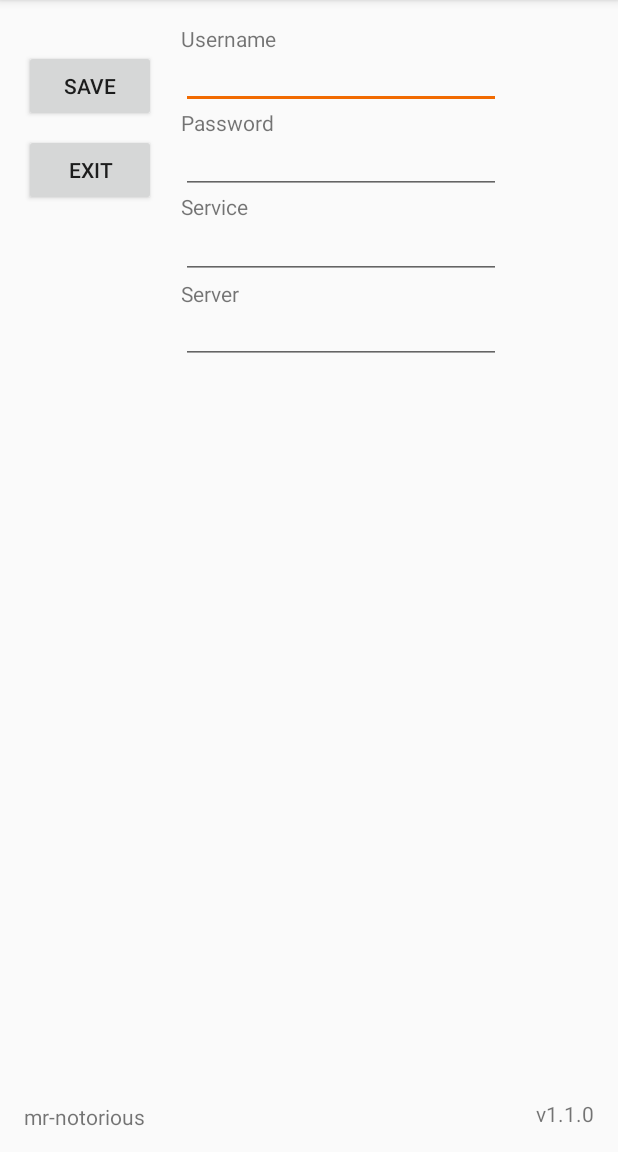
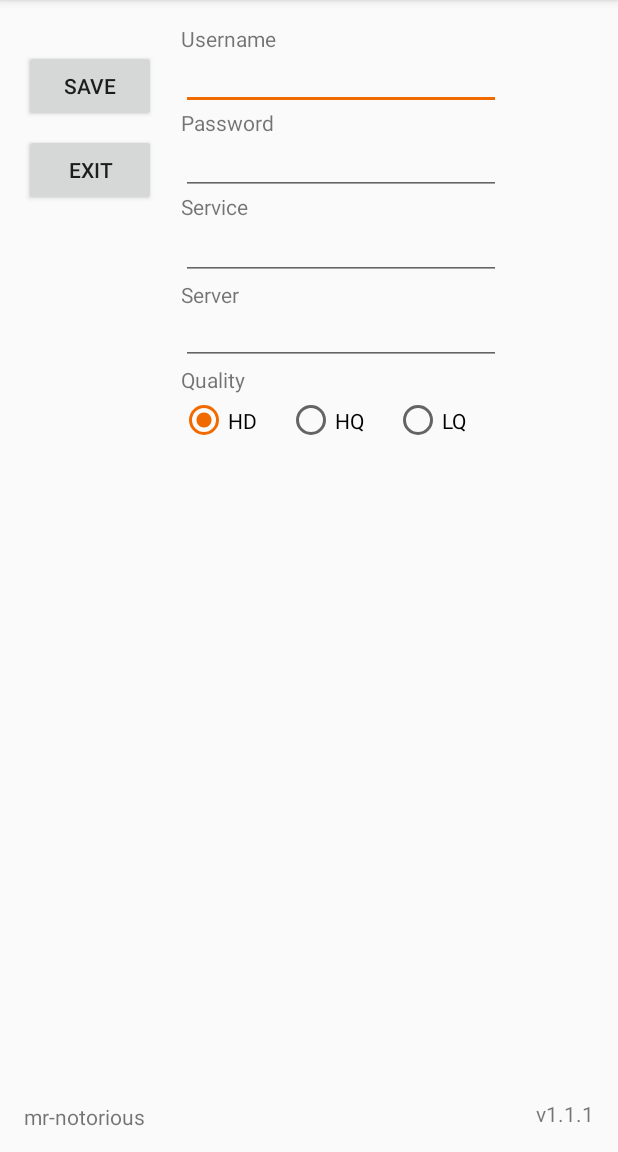
Before and after one commit to mr-notorious/SmoothProxy, an Android app: the screen it shows after launch (MainActivity), on a phone screen of 412 x 824 dp, the part 84-1236 px from its top. Run offline under Robolectric (Android 15) with nearby library versions, the phone set to English and light mode, and no system bars; 2 statements that could not run were skipped.

Commit message:
Added stream quality selector.

```diff
--- a/app/build.gradle
+++ b/app/build.gradle
@@ -8,7 +8,7 @@ android {
         minSdkVersion 14
         targetSdkVersion 20
         versionCode 1
-        versionName "1.1.0"
+        versionName "1.1.1"
         testInstrumentationRunner "android.support.test.runner.AndroidJUnitRunner"
     }
     buildTypes {
--- a/app/src/main/java/com/notorious/smoothproxy/MainActivity.java
+++ b/app/src/main/java/com/notorious/smoothproxy/MainActivity.java
@@ -35,6 +35,7 @@ import android.support.v7.app.AppCompatActivity;
 import android.view.View;
 import android.widget.Button;
 import android.widget.EditText;
+import android.widget.RadioGroup;
 import android.widget.Toast;
 
 public class MainActivity extends AppCompatActivity {
@@ -45,6 +46,7 @@ public class MainActivity extends AppCompatActivity {
     private EditText etPassword;
     private EditText etService;
     private EditText etServer;
+    private RadioGroup rgQuality;
 
     private ServiceConnection mConnection = new ServiceConnection() {
         @Override
@@ -72,6 +74,7 @@ public class MainActivity extends AppCompatActivity {
         etPassword = (EditText) findViewById(R.id.et_password);
         etService = (EditText) findViewById(R.id.et_service);
         etServer = (EditText) findViewById(R.id.et_server);
+        rgQuality = (RadioGroup) findViewById(R.id.rg_quality);
 
         Button bSave = (Button) findViewById(R.id.b_save);
         bSave.setOnClickListener(new View.OnClickListener() {
@@ -100,6 +103,7 @@ public class MainActivity extends AppCompatActivity {
         etPassword.setText(mPreferences.getString("password", null));
         etService.setText(mPreferences.getString("service", null));
         etServer.setText(mPreferences.getString("server", null));
+        rgQuality.check(mPreferences.getInt("quality", R.id.r_hd));
     }
 
     @Override
@@ -129,7 +133,9 @@ public class MainActivity extends AppCompatActivity {
         editor.putString("password", etPassword.getText().toString().trim());
         editor.putString("service", etService.getText().toString().trim());
         editor.putString("server", etServer.getText().toString().trim());
+        editor.putInt("quality", rgQuality.getCheckedRadioButtonId());
         editor.commit();
+
         if (mIsBound) mService.loadPreferences(mPreferences);
         Toast.makeText(getApplicationContext(), "Preferences saved.", Toast.LENGTH_SHORT).show();
     }
--- a/app/src/main/java/com/notorious/smoothproxy/MainService.java
+++ b/app/src/main/java/com/notorious/smoothproxy/MainService.java
@@ -79,8 +79,8 @@ public class MainService extends Service implements Pipe {
     }
 
     void loadPreferences(SharedPreferences preferences) {
-        proxy.login(preferences.getString("username", null), preferences.getString("password", null),
-                preferences.getString("service", null), preferences.getString("server", null));
+        proxy.init(preferences.getString("username", null), preferences.getString("password", null), preferences.getString("service", null),
+                preferences.getString("server", null), preferences.getInt("quality", R.id.r_hd) - R.id.r_hd + 1);
     }
 
     class LocalBinder extends Binder {
--- a/app/src/main/java/com/notorious/smoothproxy/SmoothProxy.java
+++ b/app/src/main/java/com/notorious/smoothproxy/SmoothProxy.java
@@ -39,6 +39,7 @@ class SmoothProxy extends NanoHTTPD {
     private String password;
     private String service;
     private String server;
+    private int quality;
     private String auth;
     private long time;
 
@@ -49,12 +50,14 @@ class SmoothProxy extends NanoHTTPD {
         this.pipe = pipe;
     }
 
-    void login(String username, String password, String service, String server) {
+    void init(String username, String password, String service, String server, int quality) {
         this.username = username;
         this.password = password;
         this.service = service;
         this.server = server;
+        this.quality = quality;
         auth = null;
+        time = 0;
     }
 
     @Override
@@ -78,8 +81,8 @@ class SmoothProxy extends NanoHTTPD {
             } else {
                 pipe.setNotification("Now serving: Channel " + ch.get(0));
                 res = newFixedLengthResponse(Response.Status.REDIRECT, "application/x-mpegURL", null);
-                res.addHeader("Location", String.format("http://%s.smoothstreams.tv:9100/%s/ch%sq1.stream/playlist.m3u8?wmsAuthSign=%s==",
-                        server, service, ch.get(0), getAuth()));
+                res.addHeader("Location", String.format("http://%s.smoothstreams.tv:9100/%s/ch%sq%s.stream/playlist.m3u8?wmsAuthSign=%s==",
+                        server, service, ch.get(0), quality, getAuth()));
             }
         }
         return res;
@@ -92,8 +95,10 @@ class SmoothProxy extends NanoHTTPD {
                     service.contains("mma") ? "www.mma-tv.net/loginForm.php" : "auth.smoothstreams.tv/hash_api.php",
                     Utils.encoder(username), Utils.encoder(password), service)).getAsJsonPrimitive("hash");
 
-            if (jP != null) auth = jP.getAsString();
-            time = NOW + 14100000;
+            if (jP != null) {
+                auth = jP.getAsString();
+                time = NOW + 14100000;
+            }
         }
         return auth;
     }
--- a/app/src/main/res/layout/activity_main.xml
+++ b/app/src/main/res/layout/activity_main.xml
@@ -39,7 +39,7 @@
         android:layout_marginTop="17dp"
         android:ems="10"
         android:inputType="textVisiblePassword"
-        app:layout_constraintBottom_toTopOf="@+id/b_exit"
+        app:layout_constraintBottom_toBottomOf="@+id/tv_password"
         app:layout_constraintLeft_toLeftOf="@+id/et_password"
         app:layout_constraintRight_toRightOf="@+id/et_password"
         app:layout_constraintTop_toTopOf="@+id/tv_username"
@@ -54,7 +54,7 @@
         android:layout_height="wrap_content"
         android:text="Password"
         app:layout_constraintBottom_toBottomOf="@+id/b_save"
-        app:layout_constraintLeft_toLeftOf="@+id/et_password"
+        app:layout_constraintLeft_toLeftOf="@+id/et_username"
         app:layout_constraintTop_toBottomOf="@+id/b_save"
         tools:layout_constraintBottom_creator="1"
         tools:layout_constraintLeft_creator="1"
@@ -80,7 +80,7 @@
         android:layout_height="wrap_content"
         android:text="Service"
         app:layout_constraintBottom_toBottomOf="@+id/b_exit"
-        app:layout_constraintLeft_toLeftOf="@+id/et_service"
+        app:layout_constraintLeft_toLeftOf="@+id/et_password"
         app:layout_constraintTop_toBottomOf="@+id/b_exit"
         tools:layout_constraintBottom_creator="1"
         tools:layout_constraintLeft_creator="1"
@@ -114,15 +114,57 @@
         android:id="@+id/et_server"
         android:layout_width="wrap_content"
         android:layout_height="39dp"
+        android:layout_marginTop="17dp"
+        android:ems="10"
+        android:inputType="textVisiblePassword"
+        app:layout_constraintLeft_toLeftOf="@+id/rg_quality"
+        app:layout_constraintRight_toRightOf="@+id/rg_quality"
+        app:layout_constraintTop_toBottomOf="@+id/et_service"
+        tools:layout_constraintLeft_creator="1"
+        tools:layout_constraintRight_creator="1"
+        tools:layout_constraintTop_creator="1"/>
+
+    <TextView
+        android:id="@+id/tv_quality"
+        android:layout_width="wrap_content"
+        android:layout_height="wrap_content"
+        android:text="Quality"
+        app:layout_constraintLeft_toLeftOf="@+id/et_server"
+        app:layout_constraintTop_toBottomOf="@+id/et_server"
+        tools:layout_constraintLeft_creator="1"
+        tools:layout_constraintTop_creator="1"/>
+
+    <RadioGroup
+        android:id="@+id/rg_quality"
+        android:layout_width="wrap_content"
+        android:layout_height="wrap_content"
         android:layout_marginEnd="78dp"
         android:layout_marginRight="78dp"
         android:layout_marginTop="17dp"
-        android:ems="10"
-        android:inputType="textVisiblePassword"
+        android:orientation="horizontal"
         app:layout_constraintRight_toRightOf="parent"
-        app:layout_constraintTop_toBottomOf="@+id/et_service"
+        app:layout_constraintTop_toBottomOf="@+id/et_server"
         tools:layout_constraintRight_creator="1"
-        tools:layout_constraintTop_creator="1"/>
+        tools:layout_constraintTop_creator="1">
+
+        <RadioButton
+            android:id="@+id/r_hd"
+            android:layout_width="71dp"
+            android:layout_height="39dp"
+            android:text="HD"/>
+
+        <RadioButton
+            android:id="@+id/r_hq"
+            android:layout_width="71dp"
+            android:layout_height="39dp"
+            android:text="HQ"/>
+
+        <RadioButton
+            android:id="@+id/r_lq"
+            android:layout_width="71dp"
+            android:layout_height="39dp"
+            android:text="LQ"/>
+    </RadioGroup>
 
     <Button
         android:id="@+id/b_save"
@@ -170,7 +212,7 @@
         android:layout_marginBottom="16dp"
         android:layout_marginEnd="16dp"
         android:layout_marginRight="16dp"
-        android:text="v1.1.0"
+        android:text="v1.1.1"
         app:layout_constraintBottom_toBottomOf="parent"
         app:layout_constraintRight_toRightOf="parent"
         tools:layout_constraintBottom_creator="1"
```
Also changed, not shown: 1 other file.
